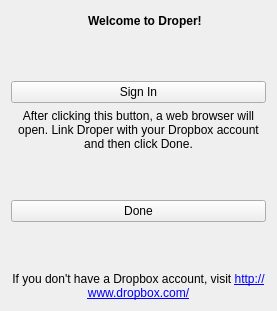
This is signinpage.ui in lawand/droper as Qt 5 draws it before an edit. The edited form follows.
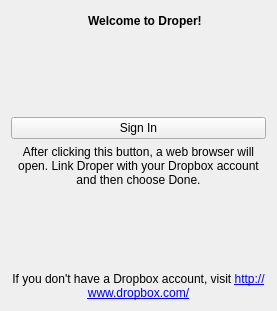
This is the edited form. Icons and pictures are not drawn.

Commit message: made "done signing in" an action instead of a button, rearranged code

What changed in the file:
```diff
--- a/signinpage.ui
+++ b/signinpage.ui
@@ -114,7 +114,7 @@
       <enum>Qt::NoContextMenu</enum>
      </property>
      <property name="text">
-      <string>After clicking this button, a web browser will open. Link Droper with your Dropbox account and then click Done.</string>
+      <string>After clicking this button, a web browser will open. Link Droper with your Dropbox account and then choose Done.</string>
      </property>
      <property name="alignment">
       <set>Qt::AlignCenter</set>
@@ -124,29 +124,6 @@
      </property>
     </widget>
    </item>
-   <item>
-    <spacer name="verticalSpacer_2">
-     <property name="orientation">
-      <enum>Qt::Vertical</enum>
-     </property>
-     <property name="sizeHint" stdset="0">
-      <size>
-       <width>20</width>
-       <height>20</height>
-      </size>
-     </property>
-    </spacer>
-   </item>
-   <item>
-    <widget class="QPushButton" name="doneSigningInPushButton">
-     <property name="contextMenuPolicy">
-      <enum>Qt::NoContextMenu</enum>
-     </property>
-     <property name="text">
-      <string>Done</string>
-     </property>
-    </widget>
-   </item>
    <item>
     <spacer name="verticalSpacer_3">
      <property name="orientation">
```
Left out of the diff: 5 changed lines with no effect on the pictures. The commit also changes 2 other files.
